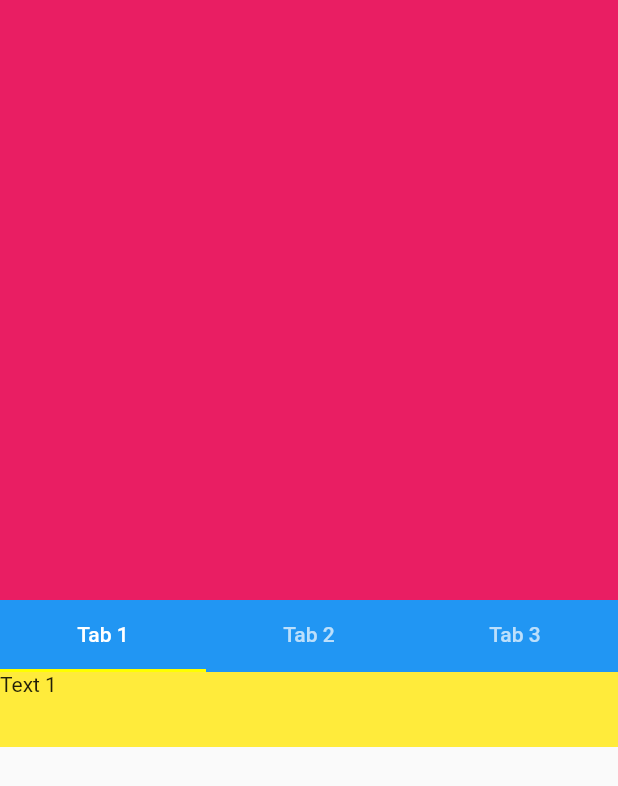
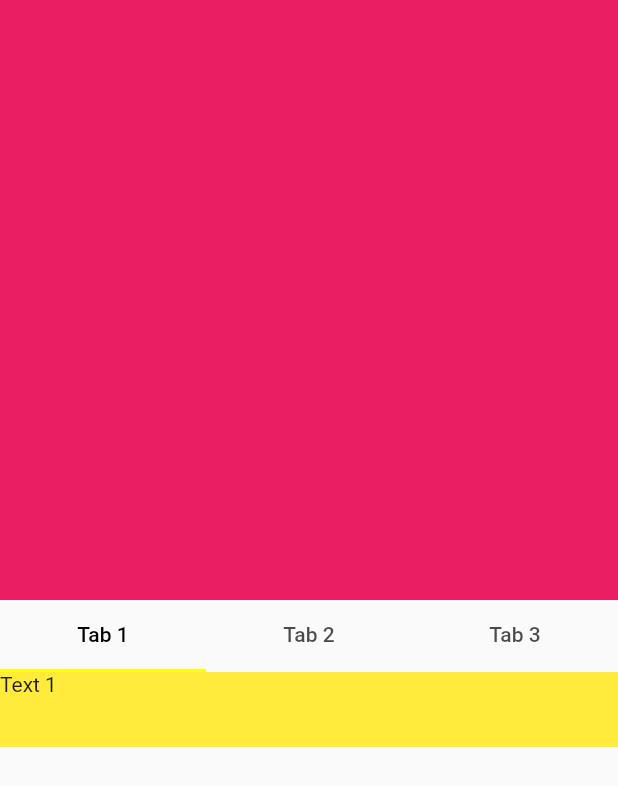
Before and after one commit to jaxfire/flutter_tab_pager_nested_in_slivers_solution, a Flutter app: the screen it shows after launch, on a phone screen of 412 x 824 dp. Shown: the top 786 px of the screen. Run offline on Flutter 3.47's test engine with Material 2 defaults, Android fonts, the phone set to English and light mode, and no system bars.

Commit message:
Simplified version

```diff
--- a/lib/main.dart
+++ b/lib/main.dart
@@ -18,41 +18,16 @@ class MyApp extends StatelessWidget {
   }
 }
 
-class HomePage extends StatefulWidget {
-  @override
-  _HomePageState createState() => _HomePageState();
-}
-
-class _HomePageState extends State<HomePage> {
-  @override
-  Widget build(BuildContext context) {
-    return Scaffold(
-      body: SilverAppBarWithTabBarScreen(),
-    );
-  }
-}
-
-class SilverAppBarWithTabBarScreen extends StatefulWidget {
-  const SilverAppBarWithTabBarScreen({Key? key}) : super(key: key);
-
-  @override
-  _SilverAppBarWithTabBarState createState() => _SilverAppBarWithTabBarState();
-}
-
-class _SilverAppBarWithTabBarState extends State<SilverAppBarWithTabBarScreen>
-    with SingleTickerProviderStateMixin {
-  TabController? controller;
-
-  @override
-  void initState() {
-    super.initState();
-    controller = TabController(length: 3, vsync: this);
-  }
+class HomePage extends StatelessWidget {
+  const HomePage({Key? key}) : super(key: key);
 
   @override
   Widget build(BuildContext context) {
     return Scaffold(
-      body: CustomScrollView(
+      body: DefaultTabController(
+        // The number of tabs / content sections to display.
+        length: 3,
+        child: CustomScrollView(
           slivers: <Widget>[
             SliverToBoxAdapter(
               child: Container(
@@ -60,24 +35,20 @@ class _SilverAppBarWithTabBarState extends State<SilverAppBarWithTabBarScreen>
                 height: 400.0,
               ),
             ),
-          SliverAppBar(
-            toolbarHeight: 0.0,
-            collapsedHeight: 0.0,
-            expandedHeight: 0.0,
-            bottom: TabBar(
+            SliverToBoxAdapter(
+              child: TabBar(
+                labelColor: Colors.black,
                 tabs: [
                   Tab(text: 'Tab 1'),
                   Tab(text: 'Tab 2'),
                   Tab(text: 'Tab 3'),
                 ],
-              controller: controller,
               ),
             ),
-          SliverFillRemaining(
+            SliverToBoxAdapter(
               child: SizedBox(
                 height: 400.0,
                 child: TabBarView(
-                controller: controller,
                   children: [
                     Column(children: [
                       Container(
@@ -127,14 +98,14 @@ class _SilverAppBarWithTabBarState extends State<SilverAppBarWithTabBarScreen>
                 ),
               ),
             ),
-          // SliverToBoxAdapter(
-          //   child: Container(
-          //     color: Colors.pink,
-          //     height: 400.0,
-          //   ),
-          // ),
-          // SliverFillRemaining(),
+            SliverToBoxAdapter(
+              child: Container(
+                color: Colors.pink,
+                height: 400.0,
+              ),
+            ),
           ],
+        ),
       ),
     );
   }
```
Lines whose indentation alone changed are shown as unchanged.
